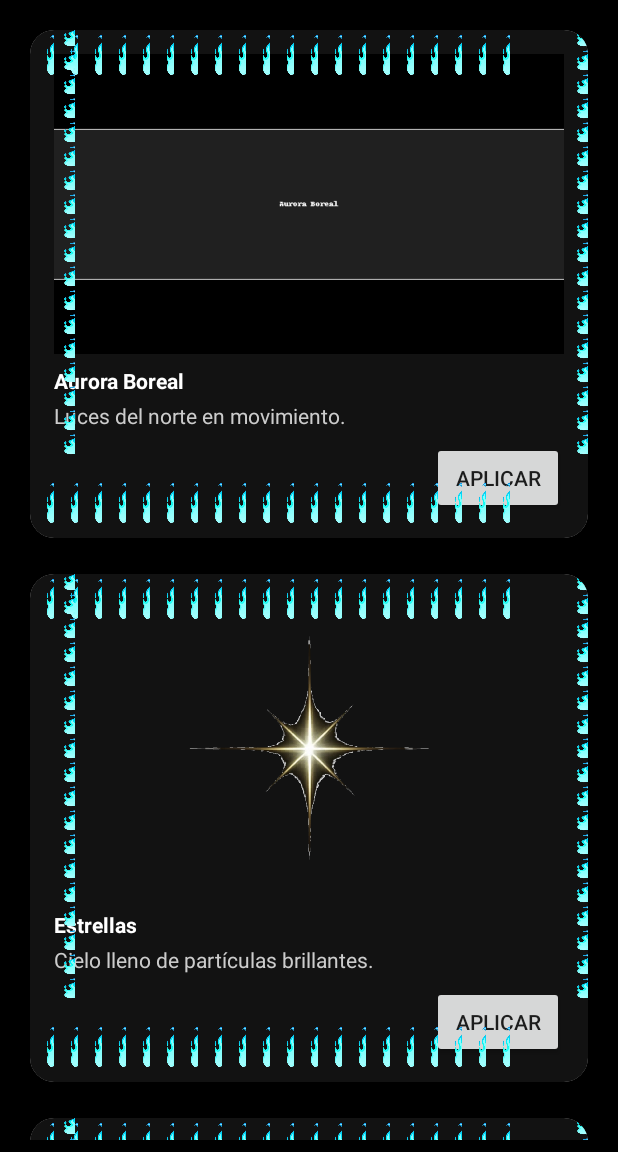
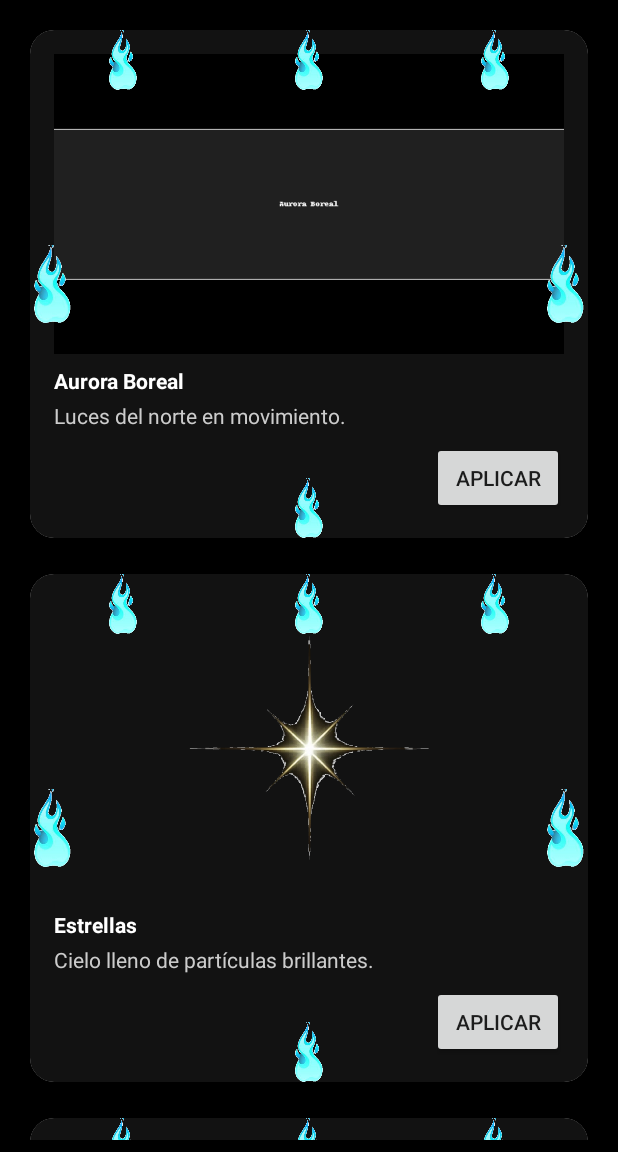
Before and after one commit to DraKenZaMaNosKe/blackholeglow, an Android app: the screen it shows after launch (MainActivity), on a phone screen of 412 x 824 dp, the part 84-1236 px from its top. Run offline under Robolectric (Android 15) with nearby library versions, the phone set to English and light mode, and no system bars.

Commit message:
💥 Feature: animación de llamas distribuidas y fondo transparente

```diff
--- a/app/src/main/java/com/secret/blackholeglow/adapters/WallpaperAdapter.java
+++ b/app/src/main/java/com/secret/blackholeglow/adapters/WallpaperAdapter.java
@@ -86,10 +86,10 @@ public class WallpaperAdapter extends RecyclerView.Adapter<WallpaperAdapter.Wall
         int flameH = flameW; // si el sprite es cuadrado; o usa 40dp×40dp
 
 // 2. Rellena cada contenedor:
-        populateFlames(holder.fireTopContainer,    true,  flameW, flameH);
-        populateFlames(holder.fireBottomContainer, true,  flameW, flameH);
-        populateFlames(holder.fireLeftContainer,   false, flameH, flameW);
-        populateFlames(holder.fireRightContainer,  false, flameH, flameW);
+        populateFlames(holder.fireTopContainer,    true,  3);
+        populateFlames(holder.fireBottomContainer, true,  1);
+        populateFlames(holder.fireLeftContainer,   false, 1);
+        populateFlames(holder.fireRightContainer,  false, 1);
 
         AuraTextureView auraView = holder.itemView.findViewById(R.id.aura_effect);
         if (auraView != null) {
@@ -120,37 +120,44 @@ public class WallpaperAdapter extends RecyclerView.Adapter<WallpaperAdapter.Wall
         }
     }
 
-    private void populateFlames(LinearLayout container, boolean horizontal, int w, int h) {
+    /**
+     * Rellena el container con N llamas uniformes usando layout_weight.
+     * @param container  el LinearLayout a rellenar
+     * @param horizontal true si es borde superior/inferior, false si es izquierdo/derecho
+     * @param flameCount cuántas llamas poner (p.ej. 4)
+     */
+    private void populateFlames(LinearLayout container, boolean horizontal, int flameCount) {
         container.removeAllViews();
-        container.post(() -> {
-            int length = horizontal ? container.getWidth() : container.getHeight();
-            int count = length / (horizontal ? w : h) + 2; // +2 para tapar cualquier esquina
+        // Aseguramos que el container reparta en flameCount trozos
+        container.setWeightSum(flameCount);
 
-            // margen de solapamiento en px
-            int overlap = (int) TypedValue.applyDimension(
-                    TypedValue.COMPLEX_UNIT_DIP, 4, context.getResources().getDisplayMetrics());
-
-            for (int i = 0; i < count; i++) {
+        for (int i = 0; i < flameCount; i++) {
             ImageView iv = new ImageView(context);
-                LinearLayout.LayoutParams lp = horizontal
-                        ? new LinearLayout.LayoutParams(w, LinearLayout.LayoutParams.MATCH_PARENT)
-                        : new LinearLayout.LayoutParams(LinearLayout.LayoutParams.MATCH_PARENT, h);
-
-                // solapamiento
+            LinearLayout.LayoutParams lp;
             if (horizontal) {
-                    lp.setMargins(-overlap, 0, 0, 0);
+                // ancho 0 + weight=1 para que se reparta equitativamente
+                lp = new LinearLayout.LayoutParams(
+                        0,
+                        LinearLayout.LayoutParams.MATCH_PARENT,
+                        1f
+                );
             } else {
-                    lp.setMargins(0, -overlap, 0, 0);
+                // altura 0 + weight=1
+                lp = new LinearLayout.LayoutParams(
+                        LinearLayout.LayoutParams.MATCH_PARENT,
+                        0,
+                        1f
+                );
             }
-
             iv.setLayoutParams(lp);
-                iv.setBackgroundResource(R.drawable.fire_animation);
+            //iv.setBackgroundResource(R.drawable.fire_animation);
+            iv.setImageResource(R.drawable.fire_animation);
             container.addView(iv);
-
-                AnimationDrawable anim = (AnimationDrawable) iv.getBackground();
+            // Arrancamos la animación frame-list
+           // AnimationDrawable anim = (AnimationDrawable) iv.getBackground();
+            AnimationDrawable anim = (AnimationDrawable) iv.getDrawable();
             iv.post(anim::start);
         }
-        });
     }
 
     @Override
--- a/app/src/main/res/drawable/fire_animation.xml
+++ b/app/src/main/res/drawable/fire_animation.xml
@@ -1,20 +1,20 @@
 <animation-list xmlns:android="http://schemas.android.com/apk/res/android"
     android:oneshot="false">
 
-    <item android:drawable="@drawable/flame_frame_00" android:duration="45" />
-    <item android:drawable="@drawable/flame_frame_01" android:duration="45" />
-    <item android:drawable="@drawable/flame_frame_02" android:duration="45" />
-    <item android:drawable="@drawable/flame_frame_03" android:duration="45" />
-    <item android:drawable="@drawable/flame_frame_04" android:duration="45" />
-    <item android:drawable="@drawable/flame_frame_05" android:duration="45" />
-    <item android:drawable="@drawable/flame_frame_06" android:duration="45" />
-    <item android:drawable="@drawable/flame_frame_07" android:duration="45" />
-    <item android:drawable="@drawable/flame_frame_08" android:duration="45" />
-    <item android:drawable="@drawable/flame_frame_09" android:duration="45" />
-    <item android:drawable="@drawable/flame_frame_10" android:duration="45" />
-    <item android:drawable="@drawable/flame_frame_11" android:duration="45" />
-    <item android:drawable="@drawable/flame_frame_12" android:duration="45" />
-    <item android:drawable="@drawable/flame_frame_13" android:duration="45" />
-    <item android:drawable="@drawable/flame_frame_14" android:duration="45" />
-    <item android:drawable="@drawable/flame_frame_15" android:duration="45" />
+    <item android:drawable="@drawable/flame_frame_00" android:duration="100" />
+    <item android:drawable="@drawable/flame_frame_01" android:duration="100" />
+    <item android:drawable="@drawable/flame_frame_02" android:duration="100" />
+    <item android:drawable="@drawable/flame_frame_03" android:duration="100" />
+    <item android:drawable="@drawable/flame_frame_04" android:duration="100" />
+    <item android:drawable="@drawable/flame_frame_05" android:duration="100" />
+    <item android:drawable="@drawable/flame_frame_06" android:duration="100" />
+    <item android:drawable="@drawable/flame_frame_07" android:duration="100" />
+    <item android:drawable="@drawable/flame_frame_08" android:duration="100" />
+    <item android:drawable="@drawable/flame_frame_09" android:duration="100" />
+    <item android:drawable="@drawable/flame_frame_10" android:duration="100" />
+    <item android:drawable="@drawable/flame_frame_11" android:duration="100" />
+    <item android:drawable="@drawable/flame_frame_12" android:duration="100" />
+    <item android:drawable="@drawable/flame_frame_13" android:duration="100" />
+    <item android:drawable="@drawable/flame_frame_14" android:duration="100" />
+    <item android:drawable="@drawable/flame_frame_15" android:duration="100" />
 </animation-list>
--- a/app/src/main/res/layout/item_wallpaper_card_textureview.xml
+++ b/app/src/main/res/layout/item_wallpaper_card_textureview.xml
@@ -79,28 +79,32 @@
                 android:layout_width="match_parent"
                 android:layout_height="40dp"
                 android:orientation="horizontal"
-                android:layout_gravity="top"/>
+                android:layout_gravity="top"
+                android:weightSum="4"/>
 
             <LinearLayout
                 android:id="@+id/fire_bottom_container"
                 android:layout_width="match_parent"
                 android:layout_height="40dp"
                 android:orientation="horizontal"
-                android:layout_gravity="bottom"/>
+                android:layout_gravity="bottom"
+                android:weightSum="4"/>
 
             <LinearLayout
                 android:id="@+id/fire_left_container"
                 android:layout_width="30dp"
                 android:layout_height="match_parent"
                 android:orientation="vertical"
-                android:layout_gravity="start"/>
+                android:layout_gravity="start"
+                android:weightSum="4"/>
 
             <LinearLayout
                 android:id="@+id/fire_right_container"
                 android:layout_width="30dp"
                 android:layout_height="match_parent"
                 android:orientation="vertical"
-                android:layout_gravity="end"/>
+                android:layout_gravity="end"
+                android:weightSum="4"/>
         </FrameLayout>
     </androidx.cardview.widget.CardView>
 </FrameLayout>
```
Also changed, not shown: app/src/main/res/drawable/flame_frame_00.png, app/src/main/res/drawable/flame_frame_01.png, app/src/main/res/drawable/flame_frame_02.png, app/src/main/res/drawable/flame_frame_03.png, app/src/main/res/drawable/flame_frame_04.png, app/src/main/res/drawable/flame_frame_05.png, app/src/main/res/drawable/flame_frame_06.png, app/src/main/res/drawable/flame_frame_07.png, app/src/main/res/drawable/flame_frame_08.png, app/src/main/res/drawable/flame_frame_09.png, app/src/main/res/drawable/flame_frame_10.png, app/src/main/res/drawable/flame_frame_11.png, app/src/main/res/drawable/flame_frame_12.png, app/src/main/res/drawable/flame_frame_13.png, 3 more files. Lines whose indentation alone changed are shown as unchanged.
